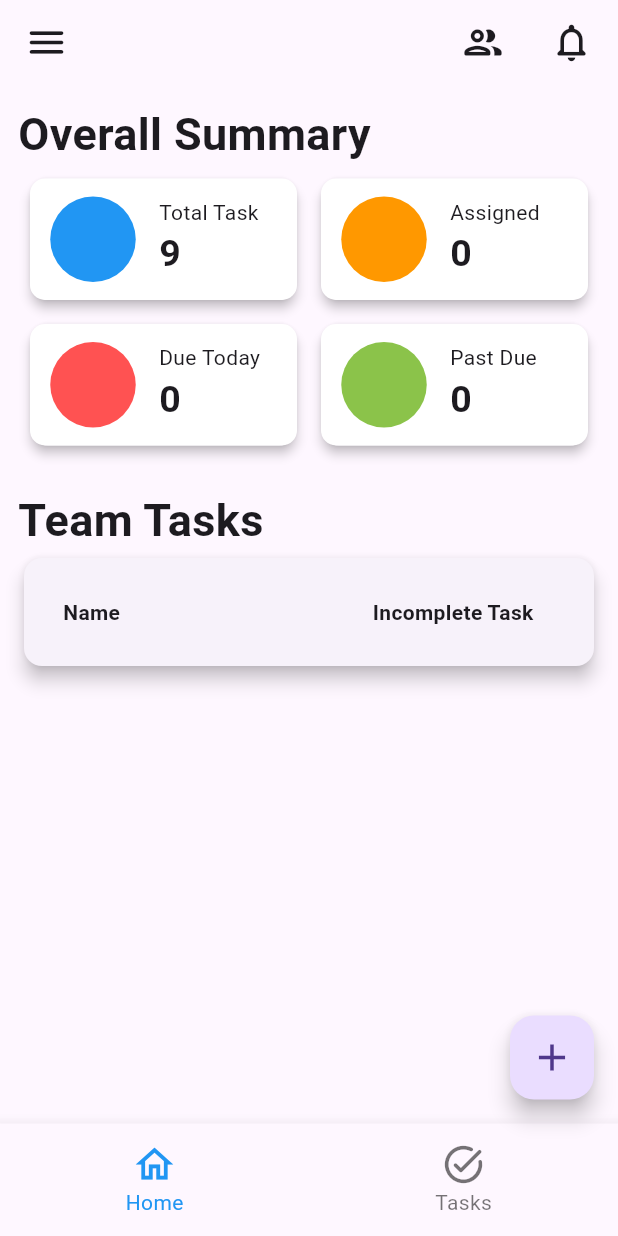
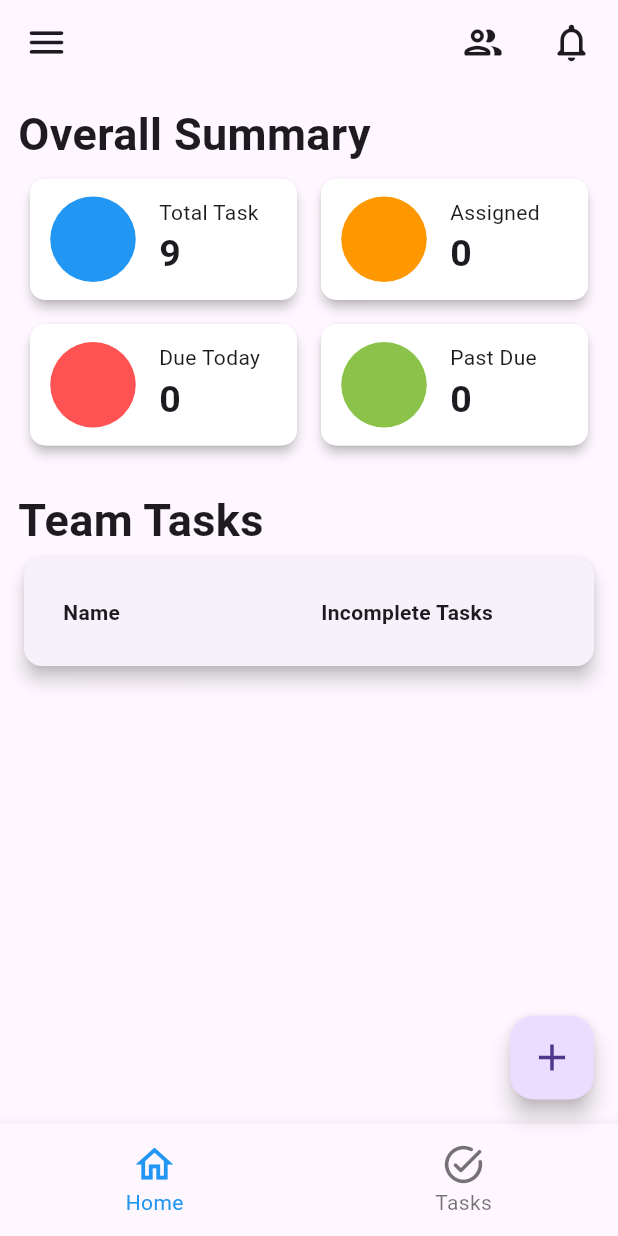
Before and after one commit to PrathamBhavsar/drape_shoppe_crm, a Flutter app: the HomeScreen screen opened by its route, after a tap on the "add" icon, on a phone screen of 412 x 824 dp. Run offline on Flutter 3.47's test engine with Material 3 defaults, Android fonts, the light colour scheme and no system bars; our stand-ins replace cloud_firestore, file_picker, firebase_auth, firebase_core, firebase_storage, fluttertoast and 3 more; accounts and stored records are empty.

Commit message:
edited table widget

```diff
--- a/lib/providers/home_provider.dart
+++ b/lib/providers/home_provider.dart
@@ -84,12 +84,12 @@ class HomeProvider extends ChangeNotifier {
     notifyListeners();
   }
 
-  Map<String, int> userTaskCount = {};
-
   int assignedTasks = 0;
   int dueTodayTasks = 0;
   int pastDueTasks = 0;
 
+  //saves list of fetched taskmodels in a var
+  //increaments the values of the home screen data based on the taskmodels
   Future<void> setAssignedTasks() async {
     final taskList = await FirebaseController.instance.fetchTasksList();
     Timestamp timestamp = Timestamp.now();
@@ -108,13 +108,18 @@ class HomeProvider extends ChangeNotifier {
     notifyListeners();
   }
 
+  Map<String, int> userTaskCount = {};
+  List<Map<String, int>> userTaskCountList = [];
+
   Future<void> setIncompleteTasks() async {
     // Fetch the incomplete tasks from Firestore (assuming fetchIncompleteTasks is correctly implemented)
     List<TaskModel> tasks =
         await FirebaseController.instance.fetchIncompleteTasks();
 
-    // Initialize a map to store the usernames and the count of tasks assigned to them
-    userTaskCount = {};
+    // Clear the map and list to avoid duplication
+    userTaskCount.clear();
+    userTaskCountList.clear();
+
     // Loop through each task
     for (var task in tasks) {
       // Assuming 'assignedTo' is a list of usernames
@@ -128,9 +133,17 @@ class HomeProvider extends ChangeNotifier {
         }
       }
     }
+
+    // After processing all tasks, convert userTaskCount map to a list of maps
+    userTaskCount.forEach((user, count) {
+      userTaskCountList.add({user: count});
+    });
+
     notifyListeners();
+
     // Now you have a map of usernames and their assigned task counts
-    print(userTaskCount); // For debugging, or use it as needed in your app
+    print(userTaskCount); // For debugging
+    print(userTaskCountList); // Debug the list of maps
   }
 
   Future<void> setControllers(
@@ -146,27 +159,29 @@ class HomeProvider extends ChangeNotifier {
     assignedTo.text = assignedToUser;
     designer.text = task.designer;
 
-    getTaskIndexFromText(task.status);
-    getPriorityIndexFromText(task.priority);
+    selectedStatusIndex = getTaskIndexFromText(task.status);
+    selectedPriorityIndex = getPriorityIndexFromText(task.priority);
     notifyListeners();
   }
 
-  void getPriorityIndexFromText(String priority) {
+  int getPriorityIndexFromText(String priorityValue) {
     for (int index = 0; index < priorityValues.length; index++) {
       var priority = priorityValues[index];
-      if (priority['text'] == priority) {
-        selectedPriorityIndex = index;
+      if (priority["text"] == priorityValue) {
+        return index;
       }
     }
+    return 0;
   }
 
-  void getTaskIndexFromText(String status) {
+  int getTaskIndexFromText(String statusValue) {
     for (int index = 0; index < taskStatus.length; index++) {
       var status = taskStatus[index];
-      if (status['text'] == status) {
-        selectedStatusIndex = index;
+      if (status["text"] == statusValue) {
+        return index;
       }
     }
+    return -1;
   }
 
   String setDealNo() {
--- a/lib/screens/home/pages/home_page.dart
+++ b/lib/screens/home/pages/home_page.dart
@@ -1,6 +1,7 @@
 import 'package:drape_shoppe_crm/controllers/firebase_controller.dart';
 import 'package:drape_shoppe_crm/models/task.dart';
 import 'package:drape_shoppe_crm/providers/home_provider.dart';
+import 'package:drape_shoppe_crm/screens/home/widgets/custom_table_widget.dart';
 import 'package:drape_shoppe_crm/screens/home/widgets/user_modal_widget.dart';
 import 'package:flutter/material.dart';
 import 'package:provider/provider.dart';
@@ -110,7 +111,12 @@ class _HomePageState extends State<HomePage> {
               Card(
                 elevation: 5,
                 child: Padding(
-                    padding: const EdgeInsets.all(18.0), child: TableWidget()),
+                  padding: const EdgeInsets.all(18.0),
+                  child: TableWidget(
+                    columnHeaders: ['Name', 'Incomplete Tasks'],
+                    rowData: HomeProvider.instance.userTaskCountList,
+                  ),
+                ),
               ),
             ],
           ),
@@ -132,54 +138,54 @@ class _HomePageState extends State<HomePage> {
   }
 }
 
-class TableWidget extends StatelessWidget {
-  TableWidget({super.key});
-  Map<String, int> taskData = HomeProvider.instance.userTaskCount;
-
-  @override
-  Widget build(BuildContext context) {
-    return Table(
-      border: TableBorder(
-        horizontalInside: BorderSide(width: 1, color: Colors.grey),
-        // verticalInside: BorderSide(width: 1, color: Colors.grey),
-      ),
-      columnWidths: {
-        0: FlexColumnWidth(1.5),
-        1: FlexColumnWidth(1),
-      },
-      children: [
-        TableRow(
-          children: [
-            Padding(
-              padding: EdgeInsets.all(8.0),
-              child: Text('Name',
-                  style: TextStyle(fontWeight: FontWeight.bold, fontSize: 14)),
-            ),
-            Padding(
-              padding: EdgeInsets.all(8.0),
-              child: Text('Incomplete Task',
-                  style: TextStyle(fontWeight: FontWeight.bold, fontSize: 14)),
-            ),
-          ],
-        ),
-        ...taskData.entries.map((task) {
-          return TableRow(children: [
-            Padding(
-              padding: EdgeInsets.all(8.0),
-              child: Text(task.key),
-            ),
-            Padding(
-              padding: EdgeInsets.all(8.0),
-              child: Text(
-                task.value.toString(),
-              ),
-            ),
-          ]);
-        })
-      ],
-    );
-  }
-}
+// class TableWidget extends StatelessWidget {
+//   TableWidget({super.key});
+//   Map<String, int> taskData = HomeProvider.instance.userTaskCount;
+//
+//   @override
+//   Widget build(BuildContext context) {
+//     return Table(
+//       border: TableBorder(
+//         horizontalInside: BorderSide(width: 1, color: Colors.grey),
+//         // verticalInside: BorderSide(width: 1, color: Colors.grey),
+//       ),
+//       columnWidths: {
+//         0: FlexColumnWidth(1.5),
+//         1: FlexColumnWidth(1),
+//       },
+//       children: [
+//         TableRow(
+//           children: [
+//             Padding(
+//               padding: EdgeInsets.all(8.0),
+//               child: Text('Name',
+//                   style: TextStyle(fontWeight: FontWeight.bold, fontSize: 14)),
+//             ),
+//             Padding(
+//               padding: EdgeInsets.all(8.0),
+//               child: Text('Incomplete Task',
+//                   style: TextStyle(fontWeight: FontWeight.bold, fontSize: 14)),
+//             ),
+//           ],
+//         ),
+//         ...taskData.entries.map((task) {
+//           return TableRow(children: [
+//             Padding(
+//               padding: EdgeInsets.all(8.0),
+//               child: Text(task.key),
+//             ),
+//             Padding(
+//               padding: EdgeInsets.all(8.0),
+//               child: Text(
+//                 task.value.toString(),
+//               ),
+//             ),
+//           ]);
+//         })
+//       ],
+//     );
+//   }
+// }
 
 class CustomGridTile extends StatelessWidget {
   const CustomGridTile(
--- /dev/null
+++ b/lib/screens/home/widgets/custom_table_widget.dart
@@ -0,0 +1,57 @@
+import 'package:flutter/material.dart';
+
+class TableWidget extends StatelessWidget {
+  final List<String> columnHeaders;
+  final List<Map<String, dynamic>> rowData;
+
+  TableWidget({
+    Key? key,
+    required this.columnHeaders,
+    required this.rowData,
+  }) : super(key: key);
+
+  @override
+  Widget build(BuildContext context) {
+    return Table(
+      border: TableBorder(
+        horizontalInside: BorderSide(width: 1, color: Colors.grey),
+      ),
+      columnWidths: Map.fromIterable(
+        List.generate(columnHeaders.length, (index) => index),
+        key: (index) => index,
+        value: (index) => FlexColumnWidth(1),
+      ),
+      children: [
+        // Header row
+        TableRow(
+          children: columnHeaders.map((header) {
+            return Padding(
+              padding: EdgeInsets.all(8.0),
+              child: Text(
+                header,
+                style: TextStyle(fontWeight: FontWeight.bold, fontSize: 14),
+              ),
+            );
+          }).toList(),
+        ),
+
+        // Data rows
+        ...rowData.map((row) {
+          return TableRow(
+            children: [
+              Padding(
+                padding: EdgeInsets.all(8.0),
+                child: Text(row.keys.first.toString()), // Access the first key
+              ),
+              Padding(
+                padding: EdgeInsets.all(8.0),
+                child:
+                    Text(row.values.first.toString()), // Access the first value
+              ),
+            ],
+          );
+        }).toList(),
+      ],
+    );
+  }
+}
```
Also changed, not shown: lib/screens/home/pages/tasks_page.dart (+35 -6 lines).
